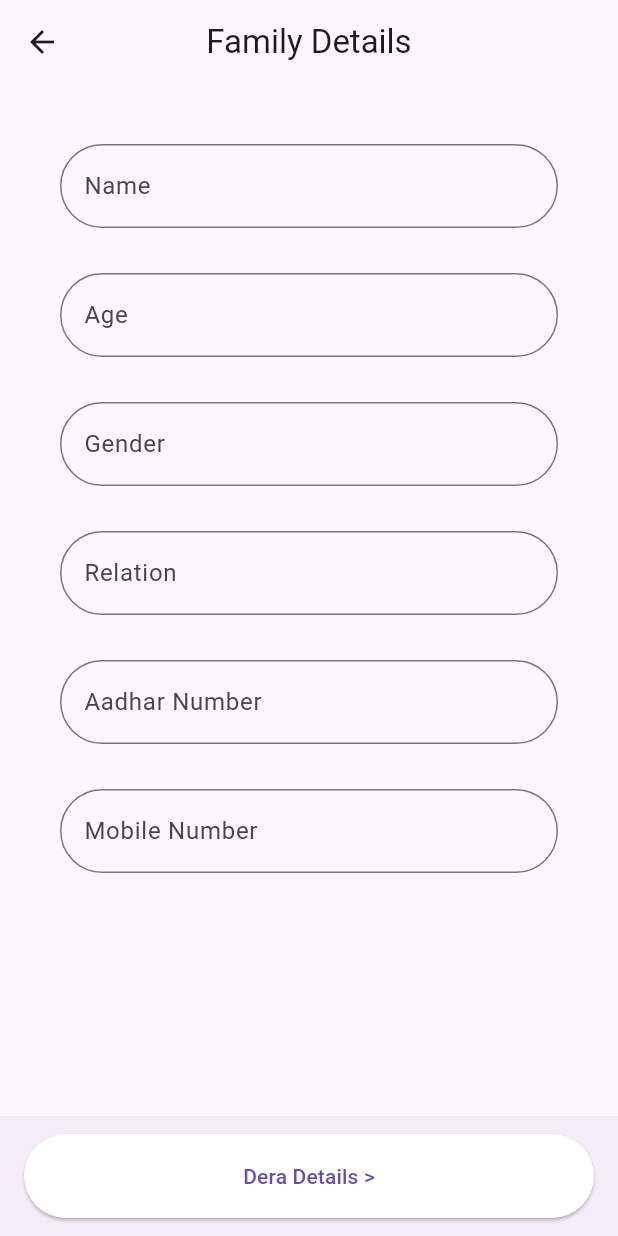
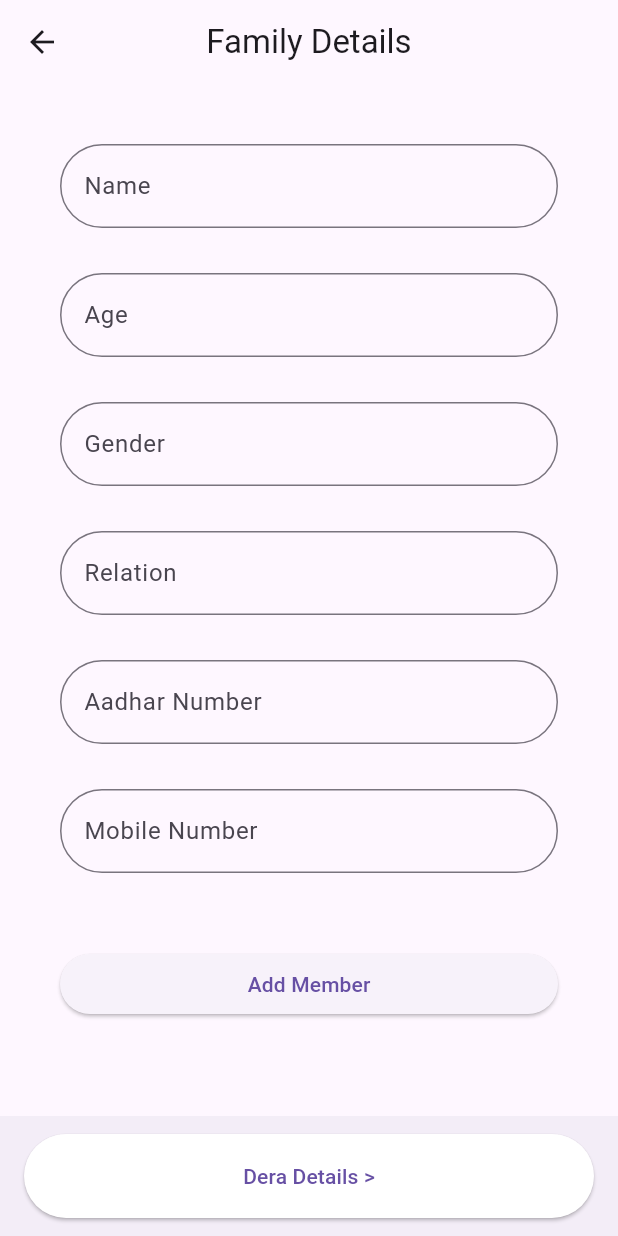
Before and after one commit to SilK07/dera, a Flutter app: the family_details screen opened by its route, on a phone screen of 412 x 824 dp. Run offline on Flutter 3.47's test engine with Material 3 defaults, Android fonts, the phone set to English and light mode, and no system bars.

Commit message:
added the "add member" button

```diff
--- a/lib/pages/family_details.dart
+++ b/lib/pages/family_details.dart
@@ -84,6 +84,16 @@ class _family_detailsState extends State<family_details> {
                         borderRadius: BorderRadius.circular(50.0)),
                     hintText: "Mobile Number"),
               ),
+              SizedBox(
+                height: 50,
+              ),
+              ElevatedButton(
+                  onPressed: () {
+                    Navigator.pushNamed(context, '/family_details');
+                  },
+                  child: Text(
+                    "Add Member",
+                  ))
             ],
           ),
         ),
```
